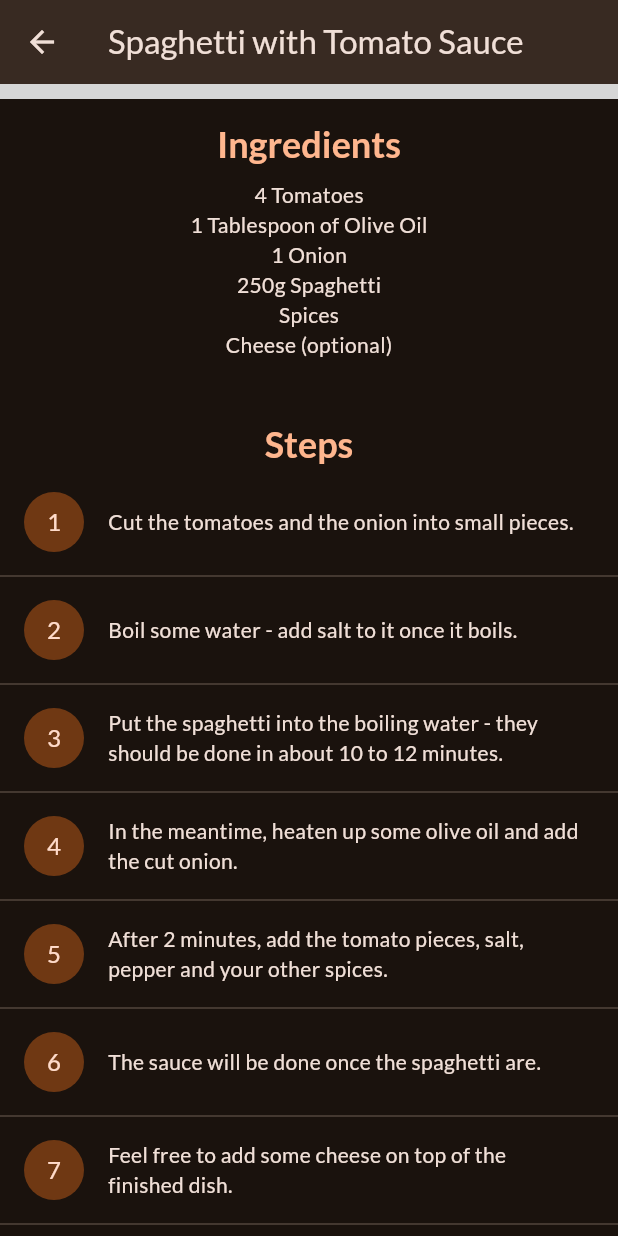
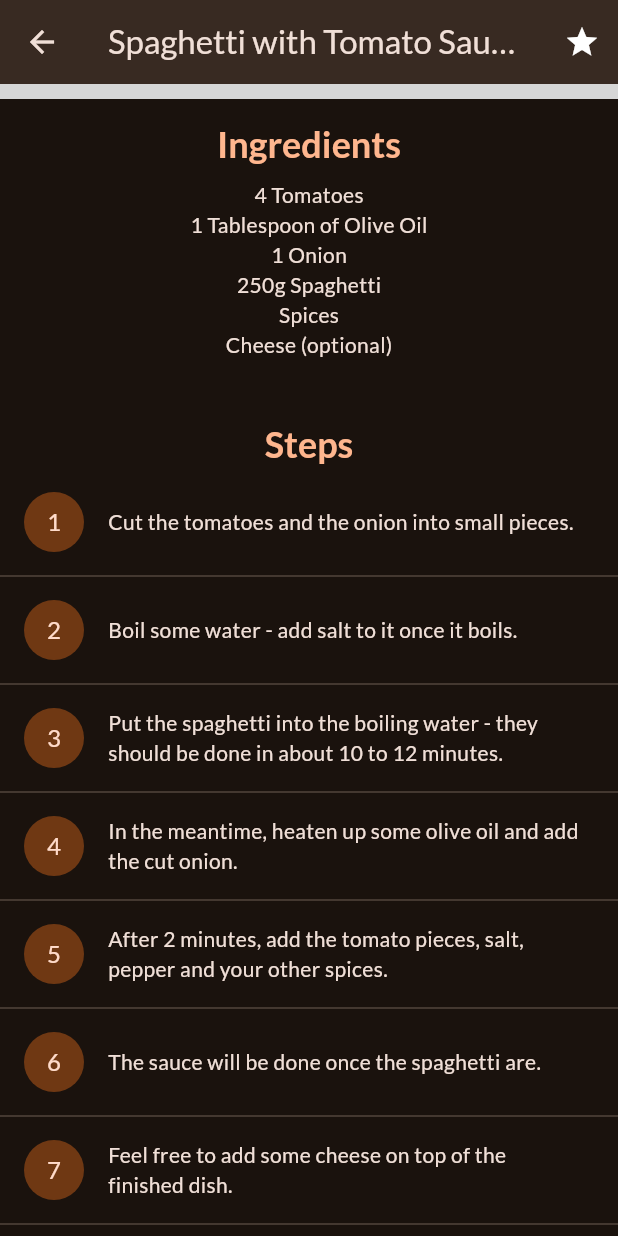
Before and after one commit to Nyctophilia58/meal_app, a Flutter app: the MealDetailScreen screen opened directly with sample values from the repository, scrolled down 290 dp, on a phone screen of 412 x 824 dp. Run offline on Flutter 3.47's test engine with Material 3 defaults, Android fonts, the phone set to English and light mode, and no system bars; our stand-ins replace google_fonts, transparent_image; network calls fail; grey boxes are pictures that could not be loaded.

```diff
--- a/lib/main.dart
+++ b/lib/main.dart
@@ -22,6 +22,7 @@ class MyApp extends StatelessWidget {
   @override
   Widget build(BuildContext context) {
     return MaterialApp(
+      debugShowCheckedModeBanner: false,
       theme: theme,
       home: const TabsScreen(),
     );
--- a/lib/screens/categories.dart
+++ b/lib/screens/categories.dart
@@ -3,9 +3,12 @@ import 'package:meal_app/screens/meals.dart';
 import 'package:meal_app/widgets/category_grid_item.dart';
 import '../data/dummy_data.dart';
 import '../models/category.dart';
+import '../models/meal.dart';
 
 class CategoriesScreen extends StatelessWidget{
-  const CategoriesScreen({super.key});
+  const CategoriesScreen({super.key, required this.toggleFavorite});
+
+  final void Function(Meal mean) toggleFavorite;
 
   void _selectCategory(BuildContext context, Category category){
     final filteredMeals = dummy_meals.where((meal) => meal.categories.contains(category.id)).toList();
@@ -15,6 +18,7 @@ class CategoriesScreen extends StatelessWidget{
         builder: (ctx) => MealsScreen(
           title: category.title,
           meals: filteredMeals,
+          toggleFavorite: toggleFavorite,
         ),
       )
     );
--- a/lib/screens/meal_detail_screen.dart
+++ b/lib/screens/meal_detail_screen.dart
@@ -3,15 +3,28 @@ import 'package:flutter/material.dart';
 import '../models/meal.dart';
 
 class MealDetailScreen extends StatelessWidget{
-  const MealDetailScreen({super.key, required this.meal});
+  const MealDetailScreen({super.key, required this.meal, required this.toggleFavorite});
 
   final Meal meal;
+  final void Function(Meal meal) toggleFavorite;
 
   @override
   Widget build(BuildContext context){
     return Scaffold(
       appBar: AppBar(
         title: Text(meal.title),
+        actions: [
+          IconButton(
+            onPressed: () {
+              toggleFavorite(meal);
+            },
+            icon: Icon(
+                Icons.star,
+                color: Colors.white,
+            ),
+
+          ),
+        ],
       ),
       body: SingleChildScrollView(
         child: Column(
--- a/lib/screens/meals.dart
+++ b/lib/screens/meals.dart
@@ -4,15 +4,16 @@ import '../models/meal.dart';
 import 'meal_detail_screen.dart';
 
 class MealsScreen extends StatelessWidget {
-  const MealsScreen({super.key, this.title, required this.meals});
+  const MealsScreen({super.key, this.title, required this.meals, required this.toggleFavorite});
 
   final String? title;
   final List<Meal> meals;
+  final void Function(Meal meal) toggleFavorite;
 
   void _selectMeal(BuildContext context, Meal meal){
     Navigator.of(context).push(
       MaterialPageRoute(
-        builder: (ctx) => MealDetailScreen(meal: meal),
+        builder: (ctx) => MealDetailScreen(meal: meal, toggleFavorite: toggleFavorite),
       ),
     );
   }
```
Also changed, not shown: lib/screens/tabs.dart (+29 -2 lines), lib/screens/favorite_screen.dart (deleted).
